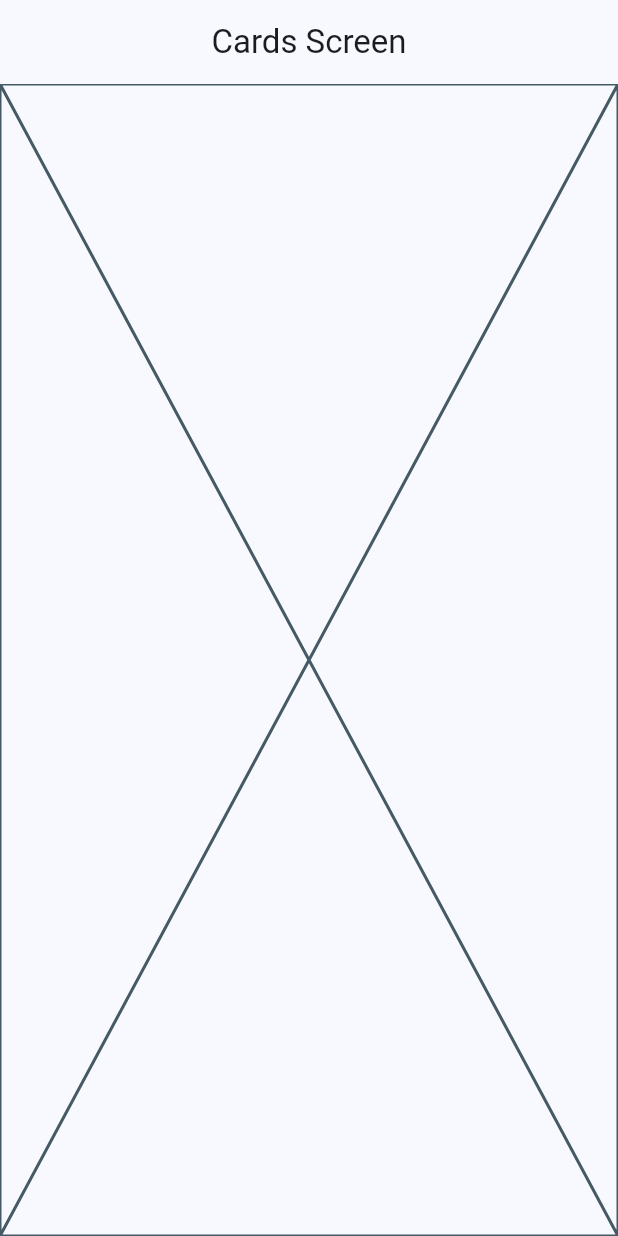
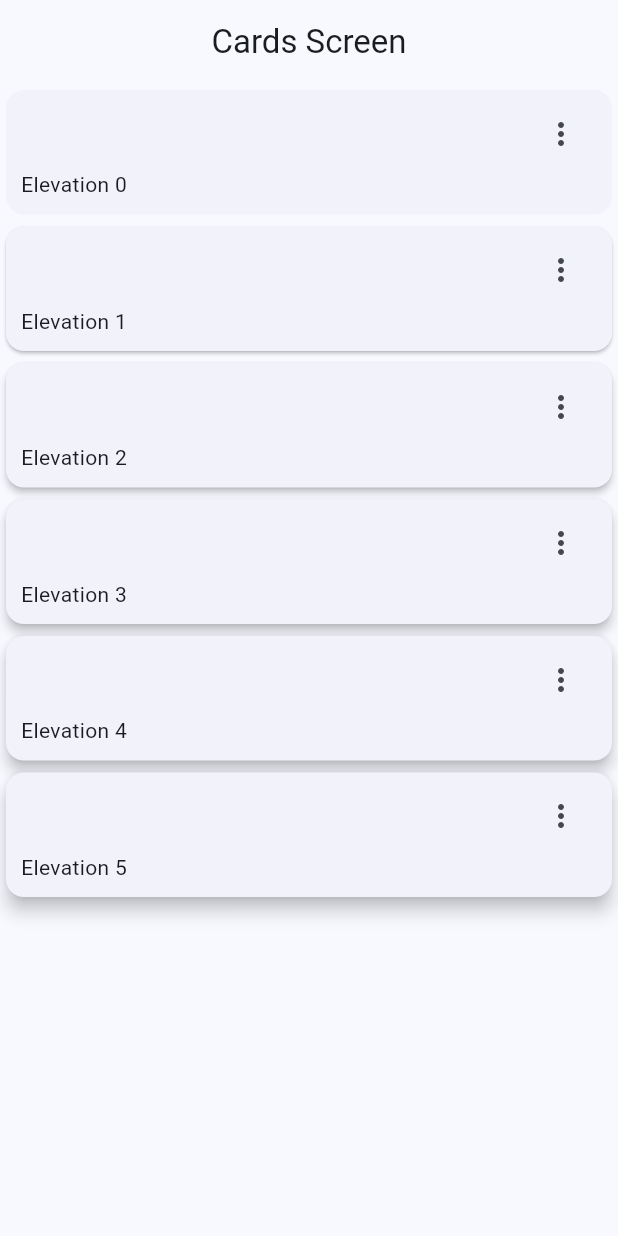
Before and after one commit to ldiazg97/Flutter-Course, a Flutter app: the CardsScreens screen opened by its route, on a phone screen of 412 x 824 dp. Run offline on Flutter 3.47's test engine with Material 3 defaults, Android fonts, the phone set to English and light mode, and no system bars; our stand-ins replace go_router.

Commit message:
Añadir vista de tarjetas con diferentes niveles de elevación y un botón de opciones

```diff
--- a/lib/presentations/screens/cards/cards_screens.dart
+++ b/lib/presentations/screens/cards/cards_screens.dart
@@ -1,4 +1,13 @@
 import 'package:flutter/material.dart';
+
+const cards = <Map<String, dynamic>>[
+  {'elevation': 0.0, 'label': 'Elevation 0'},
+  {'elevation': 1.0, 'label': 'Elevation 1'},
+  {'elevation': 2.0, 'label': 'Elevation 2'},
+  {'elevation': 3.0, 'label': 'Elevation 3'},
+  {'elevation': 4.0, 'label': 'Elevation 4'},
+  {'elevation': 5.0, 'label': 'Elevation 5'},
+];
 
 class CardsScreens extends StatelessWidget {
   const CardsScreens({super.key});
@@ -7,7 +16,53 @@ class CardsScreens extends StatelessWidget {
   Widget build(BuildContext context) {
     return Scaffold(
       appBar: AppBar(title: Text('Cards Screen')),
-      body: Placeholder(),
+      body: _CardsView(),
     );
   }
 }
+
+class _CardsView extends StatelessWidget {
+  const _CardsView();
+
+  @override
+  Widget build(BuildContext context) {
+    return SingleChildScrollView(
+      child: Column(
+        children: [
+          ...cards.map(
+            (card) =>
+                _CardType1(elevation: card['elevation'], label: card['label']),
+          ),
+        ],
+      ),
+    );
+  }
+}
+
+class _CardType1 extends StatelessWidget {
+  const _CardType1({required this.label, required this.elevation});
+  final String label;
+  final double elevation;
+
+  @override
+  Widget build(BuildContext context) {
+    return Card(
+      elevation: elevation,
+      child: Padding(
+        padding: const EdgeInsets.fromLTRB(10, 5, 10, 10),
+        child: Column(
+          children: [
+            Align(
+              alignment: Alignment.topRight,
+              child: IconButton(
+                icon: Icon(Icons.more_vert_outlined),
+                onPressed: () {},
+              ),
+            ),
+            Align(alignment: Alignment.centerLeft, child: Text(label)),
+          ],
+        ),
+      ),
+    );
+  }
+}
```
